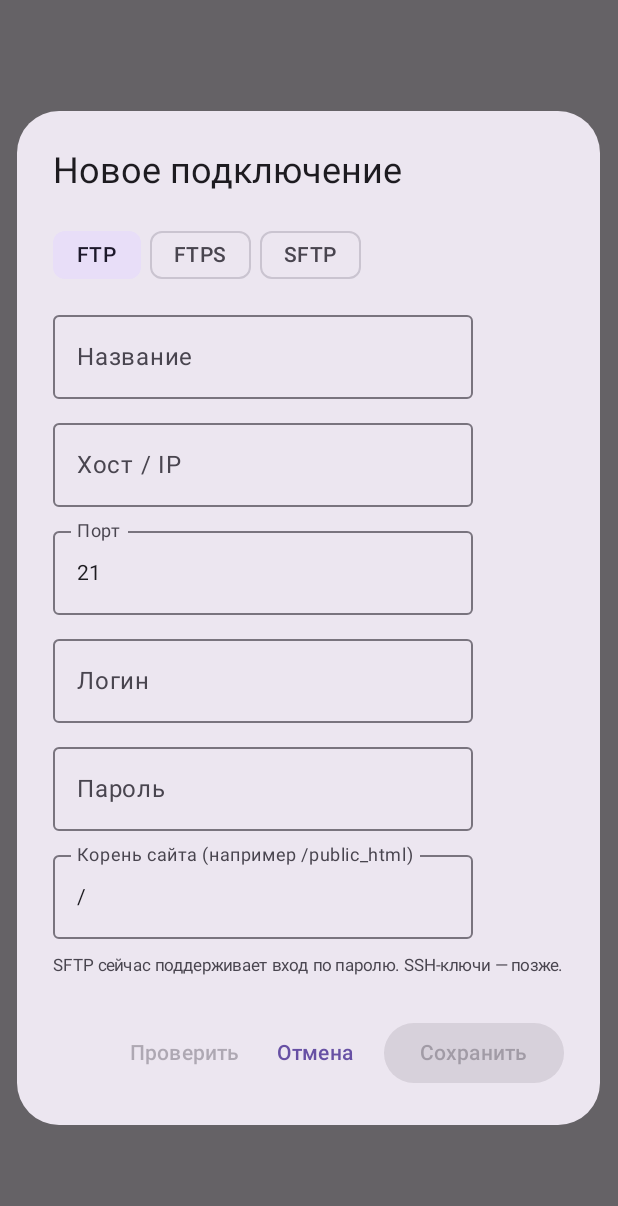
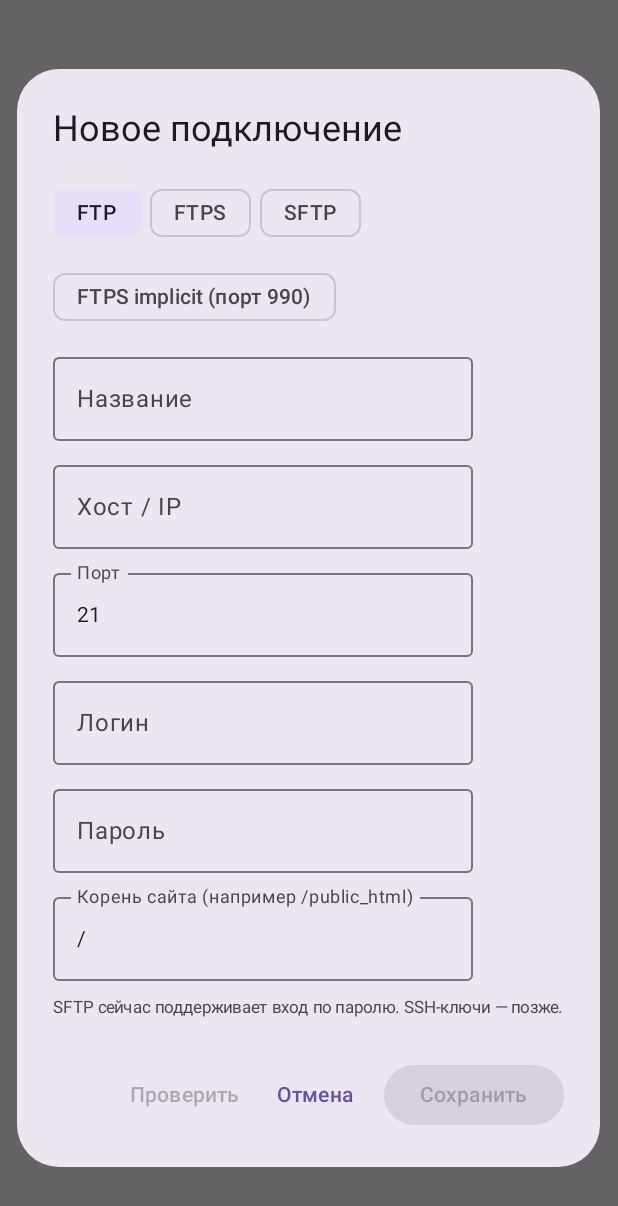
Before and after one commit to DmitryLedentsov/dimka-ftp-manager, an Android app built with Jetpack Compose: the composable ServerDialog called with empty values, after a tap on "FTP", on a phone screen of 412 x 824 dp. Shown: the top 1206 px of the screen. Run offline under Robolectric (Android 15) with nearby library versions, the phone set to English and light mode, and no system bars; our stand-ins replace livedata-compose; network calls fail.

Commit message:
ui: expose implicit FTPS protocol in server editor with correct default port

```diff
--- a/app/src/main/java/com/dimka/ftpmanager/MainActivity.kt
+++ b/app/src/main/java/com/dimka/ftpmanager/MainActivity.kt
@@ -599,11 +599,28 @@ private fun ServerDialog(
                         FilterChip(selected = protocol == kind, onClick = {
                             val previous = protocol
                             protocol = kind
-                            if ((previous == "SFTP" && port == "22") || (previous != "SFTP" && port == "21"))
-                                port = if (kind == "SFTP") "22" else "21"
+                            val previousDefault = when (previous) {
+                                "SFTP" -> "22"
+                                "FTPS_IMPLICIT" -> "990"
+                                else -> "21"
+                            }
+                            if (port == previousDefault) port = if (kind == "SFTP") "22" else "21"
                         }, label = { Text(kind) })
                     }
                 }
+                FilterChip(
+                    selected = protocol == "FTPS_IMPLICIT",
+                    onClick = {
+                        val previousDefault = when (protocol) {
+                            "SFTP" -> "22"
+                            "FTPS_IMPLICIT" -> "990"
+                            else -> "21"
+                        }
+                        if (port == previousDefault) port = "990"
+                        protocol = "FTPS_IMPLICIT"
+                    },
+                    label = { Text("FTPS implicit (порт 990)") }
+                )
                 OutlinedTextField(name, { name = it }, label = { Text("Название") }, singleLine = true)
                 OutlinedTextField(host, { host = it }, label = { Text("Хост / IP") }, singleLine = true)
                 OutlinedTextField(port, { port = it }, label = { Text("Порт") }, singleLine = true,
```
